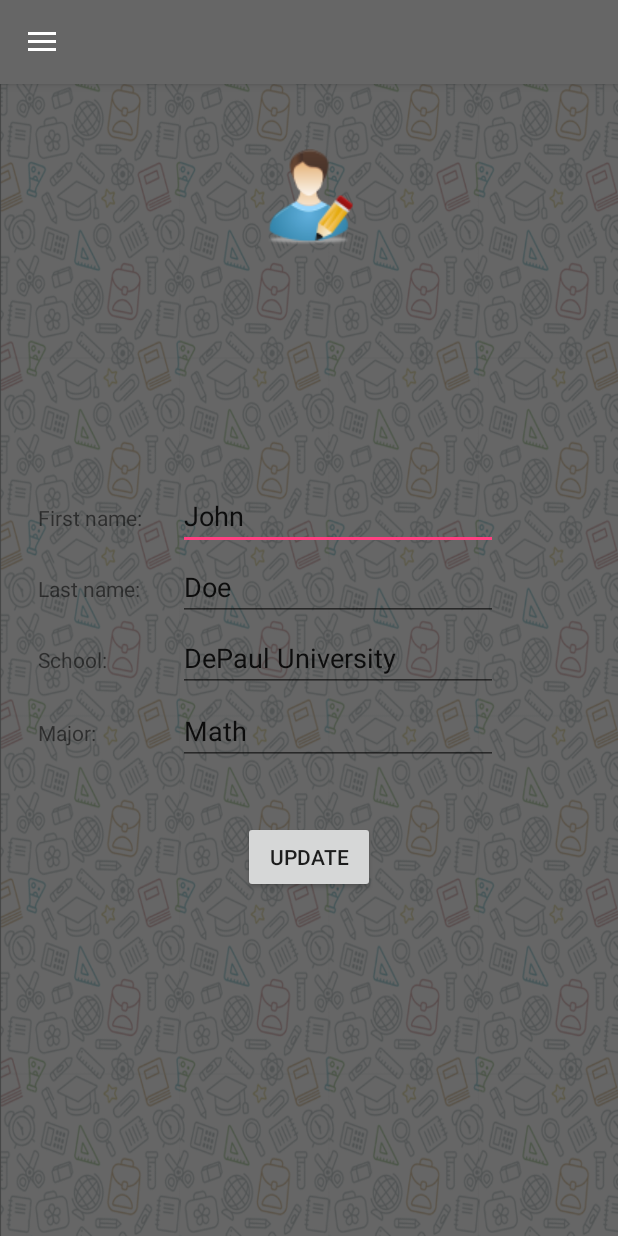
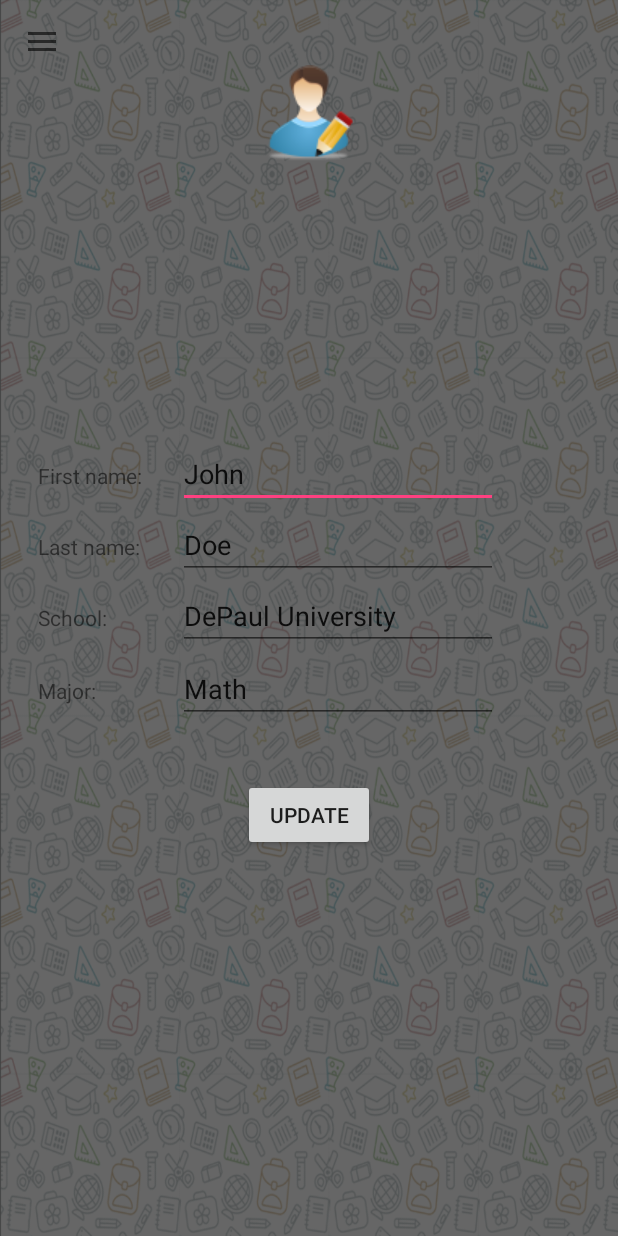
Before and after one commit to alqulaysh/Two2erDroid, an Android app: the SideMenuActivity screen opened directly, with no data from a screen before it, in the side drawer, after a tap on "User Profile", on a phone screen of 412 x 824 dp. Run offline under Robolectric (Android 15) with nearby library versions, the phone set to English and light mode, and no system bars; libraries missing offline, so code that uses them is left out: com.stormpath.sdk.

Commit message:
Transparent Tool Bar/My Position Moved To Lover Left/Temp Filter Buttons

```diff
--- a/app/src/main/java/com/se491/app/two2er/SideMenuActivity.java
+++ b/app/src/main/java/com/se491/app/two2er/SideMenuActivity.java
@@ -4,7 +4,6 @@ import android.app.FragmentManager;
 import android.content.Intent;
 import android.content.pm.PackageManager;
 import android.location.Location;
-import android.os.AsyncTask;
 import android.os.Bundle;
 import android.support.annotation.NonNull;
 import android.support.annotation.Nullable;
@@ -18,6 +17,9 @@ import android.support.v7.widget.Toolbar;
 import android.view.Menu;
 import android.view.MenuItem;
 import android.view.View;
+import android.widget.Button;
+import android.widget.RelativeLayout;
+import android.widget.Spinner;
 import android.widget.TextView;
 
 import com.google.android.gms.common.ConnectionResult;
@@ -54,8 +56,10 @@ public class SideMenuActivity extends AppCompatActivity
 
         //Google Map Variable:
         GoogleMap mGoogleMap;
+        View mapView;
 
-        //Location Variables:
+
+    //Location Variables:
         LocationRequest mLocationReq;
         Location mLastLocation;
         Marker mCurrLocationMarker;
@@ -74,8 +78,8 @@ public class SideMenuActivity extends AppCompatActivity
 
 
         usersAround = new ArrayList<>();
-        //task.executeOnExecutor(AsyncTask.THREAD_POOL_EXECUTOR);
-        new GetUsers(this).executeOnExecutor(AsyncTask.THREAD_POOL_EXECUTOR);
+
+        new GetUsers(this).execute(); //executeOnExecutor(AsyncTask.THREAD_POOL_EXECUTOR);
         System.out.println(usersAround.size());
 
 //        FloatingActionButton fab = (FloatingActionButton) findViewById(R.id.fab);
@@ -146,11 +150,18 @@ public class SideMenuActivity extends AppCompatActivity
 
         int id = item.getItemId();
 
+        Button filterButton = (Button)findViewById(R.id.but_filter);
+        Spinner filterSubjects = (Spinner)findViewById(R.id.spinner_subjects);
+        Spinner filterDistance = (Spinner)findViewById(R.id.spinner_distance);
+
         if (sMapFragment.isAdded())
             sFm.beginTransaction().hide(sMapFragment).commit();
 
         if (id == R.id.nav_userprofile) {
             fm.beginTransaction().replace(R.id.content_frame, new UserProfileFragment()).commit();
+            filterButton.setVisibility(View.GONE);
+            filterSubjects.setVisibility(View.GONE);
+            filterDistance.setVisibility(View.GONE);
 
         } else if (id == R.id.nav_map) {
 
@@ -158,9 +169,15 @@ public class SideMenuActivity extends AppCompatActivity
                 sFm.beginTransaction().add(R.id.map, sMapFragment).commit();
             else
                 sFm.beginTransaction().show(sMapFragment).commit();
+            filterButton.setVisibility(View.VISIBLE);
+            filterSubjects.setVisibility(View.VISIBLE);
+            filterDistance.setVisibility(View.VISIBLE);
 
         } else if (id == R.id.nav_schedule) {
             fm.beginTransaction().replace(R.id.content_frame, new ScheduleFragment()).commit();
+            filterButton.setVisibility(View.GONE);
+            filterSubjects.setVisibility(View.GONE);
+            filterDistance.setVisibility(View.GONE);
         } else if (id == R.id.nav_manage) {
 
         } else if (id == R.id.nav_logout) {
@@ -270,6 +287,17 @@ public class SideMenuActivity extends AppCompatActivity
         }
         mGoogleMap.setMyLocationEnabled(true);
 
+        //Move My Position button to bottom left:
+        mapView = sMapFragment.getView();
+        View locationButton = ((View) mapView.findViewById(Integer.parseInt("1")).getParent()).findViewById(Integer.parseInt("2"));
+        RelativeLayout.LayoutParams rlp = (RelativeLayout.LayoutParams) locationButton.getLayoutParams();
+        // position on right bottom
+        rlp.addRule(RelativeLayout.ALIGN_PARENT_TOP, 0);
+        rlp.addRule(RelativeLayout.ALIGN_PARENT_BOTTOM, RelativeLayout.TRUE);
+        rlp.setMargins(0, 0, 30, 30);
+
+
+
         mGoogleApiClient = new GoogleApiClient.Builder(this)
                 .addApi(LocationServices.API)
                 .addConnectionCallbacks(this)
--- a/app/src/main/res/layout/activity_map.xml
+++ b/app/src/main/res/layout/activity_map.xml
@@ -8,15 +8,11 @@
     android:fitsSystemWindows="true"
     tools:openDrawer="start">
 
-    <LinearLayout
-        android:orientation="vertical"
-        android:layout_width="300dp"
-        android:layout_height="300dp">
-        <!-- Google Maps Fragment -->
+
+
         <fragment
             android:layout_width="2dp"
             android:layout_height="match_parent"
             android:name="com.google.android.gms.maps.MapFragment"
             android:id="@+id/mapFragment" />
-    </LinearLayout>
 </android.support.v4.widget.DrawerLayout>
--- a/app/src/main/res/layout/app_bar_main.xml
+++ b/app/src/main/res/layout/app_bar_main.xml
@@ -1,27 +1,82 @@
-<?xml version="1.0" encoding="utf-8"?>
 <android.support.design.widget.CoordinatorLayout xmlns:android="http://schemas.android.com/apk/res/android"
     xmlns:app="http://schemas.android.com/apk/res-auto"
     xmlns:tools="http://schemas.android.com/tools"
     android:layout_width="match_parent"
     android:layout_height="match_parent"
     android:fitsSystemWindows="true"
-    tools:context="com.se491.app.two2er.SideMenuActivity">
+    android:windowActionBarOverlay="true"
+    tools:context=".MainActivity">
+
+    <include layout="@layout/content_main" />
+
+    <LinearLayout
+        android:orientation="vertical"
+        android:layout_width="match_parent"
+        android:layout_height="wrap_content">
 
         <android.support.design.widget.AppBarLayout
+            android:id="@+id/appbar"
             android:layout_width="match_parent"
-        android:layout_height="wrap_content"
-        android:theme="@style/AppTheme.AppBarOverlay">
+            android:layout_height="match_parent"
+            android:windowActionBarOverlay="true"
+            android:background="@android:color/transparent"
+            app:elevation="0dp"
+            android:layout_weight="1">
 
             <android.support.v7.widget.Toolbar
+
                 android:id="@+id/toolbar"
                 android:layout_width="match_parent"
-            android:layout_height="?attr/actionBarSize"
-            android:background="?attr/colorPrimary"
-            app:popupTheme="@style/AppTheme.PopupOverlay" />
+                android:windowActionBarOverlay="true"
+                android:background="@android:color/transparent"
+                android:layout_height="?attr/actionBarSize" />
 
         </android.support.design.widget.AppBarLayout>
+        <LinearLayout
+            android:orientation="vertical"
+            android:layout_width="match_parent"
+            android:layout_height="match_parent"
+            android:paddingLeft="20dp"
+            android:paddingRight="20dp">
 
-    <include layout="@layout/content_main" />
+            <LinearLayout
+                android:orientation="horizontal"
+                android:layout_width="match_parent"
+                android:layout_height="match_parent"
+                android:layout_weight="1"
+                android:gravity="center_vertical|center_horizontal|center">
+
+                <Spinner
+                    android:layout_width="wrap_content"
+                    android:layout_height="wrap_content"
+                    android:id="@+id/spinner_distance"
+                    android:entries="@array/array_distance"
+                    android:gravity="center_vertical|center_horizontal" />
+
+                <Spinner
+                    android:layout_width="wrap_content"
+                    android:layout_height="wrap_content"
+                    android:id="@+id/spinner_subjects"
+                    android:entries="@array/array_subjects"
+                    android:gravity="center_vertical|center_horizontal" />
+            </LinearLayout>
+
+            <Button
+                android:text="@string/filter_button"
+                android:layout_width="wrap_content"
+                android:layout_height="wrap_content"
+                android:id="@+id/but_filter"
+                android:layout_weight="1"
+                android:layout_gravity="center_vertical|center_horizontal"
+                android:fontFamily="sans-serif-condensed"
+                android:textColorHint="#fff"
+                android:paddingLeft="10dp"
+                />
+
+        </LinearLayout>
+    </LinearLayout>
+
+
 
     <!--    <android.support.design.widget.FloatingActionButton
            android:id="@+id/fab"
--- a/app/src/main/res/layout/content_main.xml
+++ b/app/src/main/res/layout/content_main.xml
@@ -5,7 +5,6 @@
     android:id="@+id/content_main2"
     android:layout_width="match_parent"
     android:layout_height="match_parent"
-    app:layout_behavior="@string/appbar_scrolling_view_behavior"
     tools:context="com.se491.app.two2er.SideMenuActivity"
     tools:showIn="@layout/app_bar_main">
 
@@ -17,6 +16,7 @@
     <FrameLayout
         android:id="@+id/map"
         android:layout_width="match_parent"
-        android:layout_height="match_parent"></FrameLayout>
+        android:layout_height="match_parent">
+    </FrameLayout>
 
 </RelativeLayout>
--- a/app/src/main/res/values/strings.xml
+++ b/app/src/main/res/values/strings.xml
@@ -37,9 +37,24 @@
         completions."
     </string>
     <string name="title_activity_main2">Two2er</string>
+    <string name="filter_button">Filter</string>
+
 
     <string name="navigation_drawer_open">Open navigation drawer</string>
     <string name="navigation_drawer_close">Close navigation drawer</string>
 
     <string name="action_settings">Settings</string>
+
+    <string-array name="array_subjects">
+        <item>Math</item>
+        <item>English</item>
+        <item>Science</item>
+    </string-array>
+
+    <string-array name="array_distance">
+        <item>5 mi</item>
+        <item>10 mi</item>
+        <item>15 mi</item>
+    </string-array>
+
 </resources>
```
Also changed, not shown: app/src/main/res/drawable/burgermenubackgound.png (added). Lines whose indentation alone changed are shown as unchanged.
